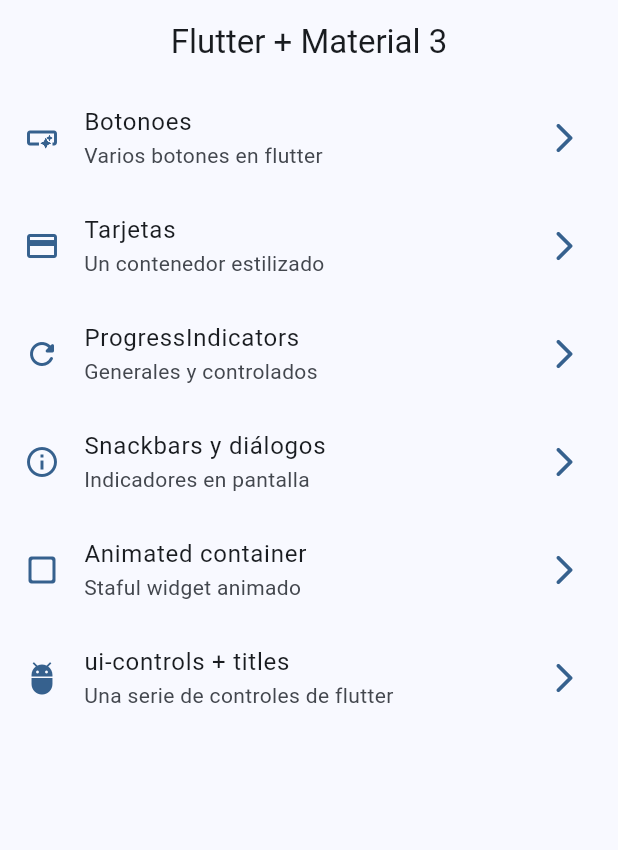
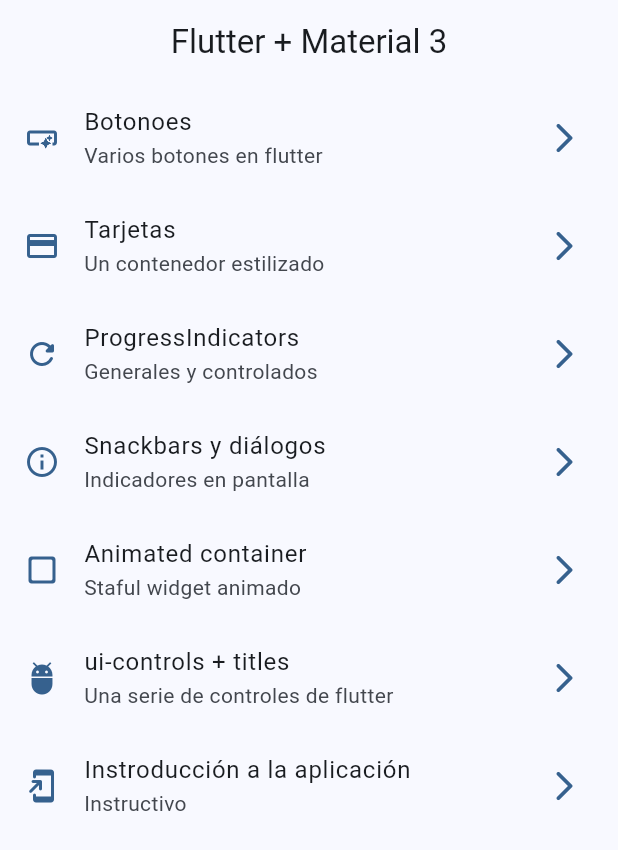
Before and after one commit to harojortiz/widgets-app, a Flutter app: the screen it shows after launch, on a phone screen of 412 x 824 dp. Shown: the top 850 px of the screen. Run offline on Flutter 3.47's test engine with Material 3 defaults, Android fonts, the phone set to English and light mode, and no system bars; our stand-ins replace go_router.

```diff
--- a/lib/config/menu/menu_items.dart
+++ b/lib/config/menu/menu_items.dart
@@ -44,4 +44,9 @@ const appMenuItems = <MenuItems>[
       subTitle: 'Una serie de controles de flutter',
       link: '/ui-controls',
       icon: Icons.adb_sharp),
+  MenuItems(
+      title: 'Instroducción a la aplicación',
+      subTitle: 'Instructivo',
+      link: '/tutorial',
+      icon: Icons.add_to_home_screen_rounded),
 ];
--- a/lib/config/router/app_router.dart
+++ b/lib/config/router/app_router.dart
@@ -40,5 +40,10 @@ final appRouter = GoRouter(
       name: UiControlsScreen.name,
       builder: (context, state) => const UiControlsScreen(),
     ),
+    GoRoute(
+      path: '/tutorial',
+      name: AppTutorialScreen.name,
+      builder: (context, state) => const AppTutorialScreen(),
+    ),
   ],
 );
--- a/lib/presentation/screens/app_tutorial/app_tutorial_screen.dart
+++ b/lib/presentation/screens/app_tutorial/app_tutorial_screen.dart
@@ -1,9 +1,9 @@
 import 'package:flutter/material.dart';
 
-class AppTutorial extends StatelessWidget {
+class AppTutorialScreen extends StatelessWidget {
   static const name = 'tutorial_screen';
 
-  const AppTutorial({super.key});
+  const AppTutorialScreen({super.key});
 
   @override
   Widget build(BuildContext context) {
--- a/pubspec.yaml
+++ b/pubspec.yaml
@@ -18,3 +18,6 @@ dev_dependencies:
 
 flutter:
   uses-material-design: true
+
+assets:
+  - assets/Images/
```
Also changed, not shown: assets/Images/1.png (added), assets/Images/2.png (added), assets/Images/3.png (added), assets/Images/jar-loading.gif (added).
